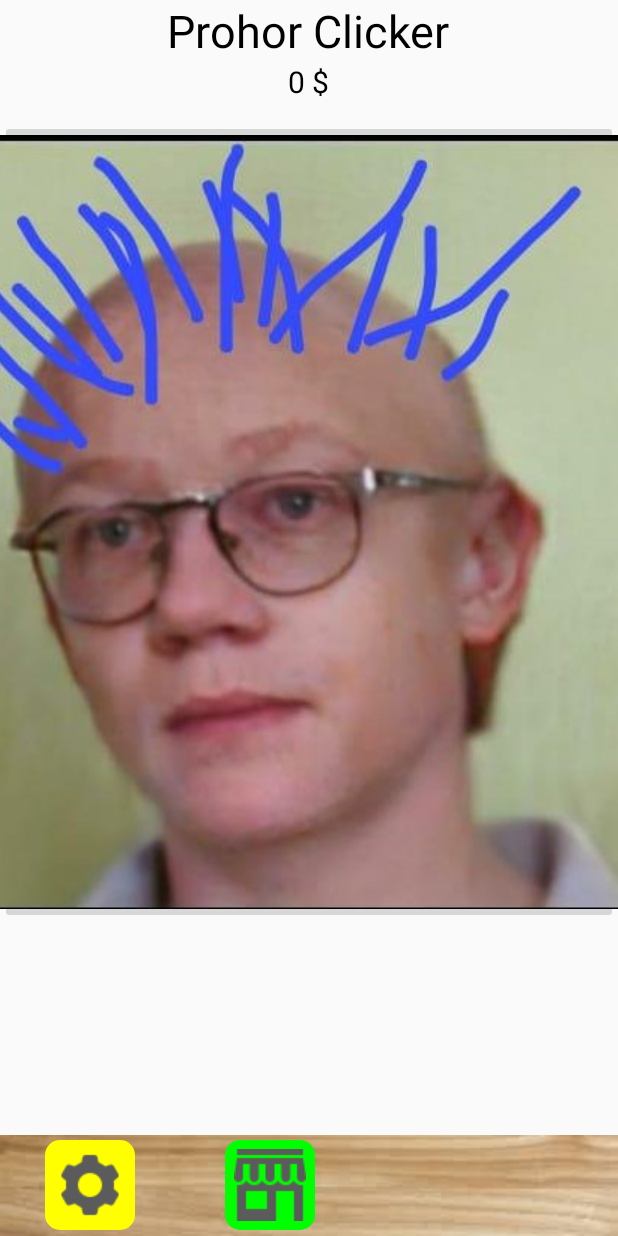
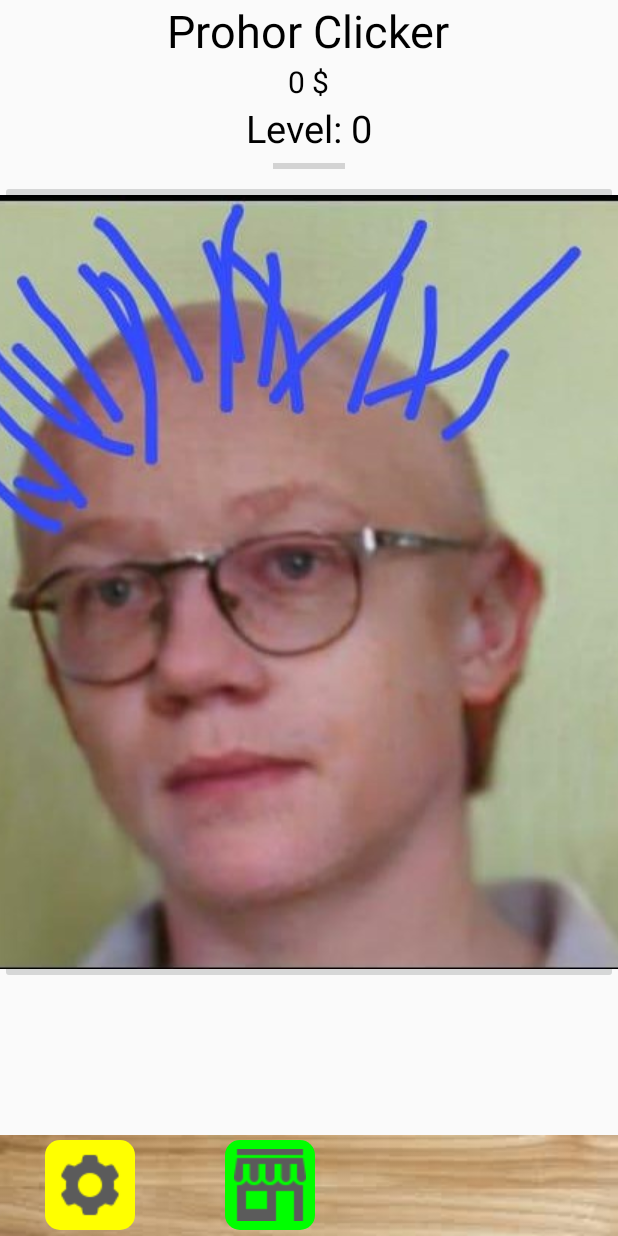
Before and after one commit to LeftTry/ProhorClicker, an Android app: the layout activity_main.xml on its own in the app's theme, with its tools: preview values and no code run, on a phone screen of 412 x 824 dp. Run offline under Robolectric (Android 15) with nearby library versions, the phone set to English and light mode, and no system bars; network calls fail.

Commit message:
v1.0.0beta

```diff
--- /dev/null
+++ b/app/src/main/res/drawable/anim.xml
@@ -0,0 +1,6 @@
+<?xml version="1.0" encoding="utf-8"?>
+<selector xmlns:android="http://schemas.android.com/apk/res/android">
+<item>
+
+</item>
+</selector>
--- a/app/src/main/res/layout/activity_main.xml
+++ b/app/src/main/res/layout/activity_main.xml
@@ -27,6 +27,24 @@
             android:textColor="#000000"
             android:layout_gravity="center_horizontal"
             tools:ignore="HardcodedText" />
+        <TextView
+            android:id="@+id/level"
+            android:layout_width="wrap_content"
+            android:layout_height="wrap_content"
+            android:text="@string/level_0"
+            android:textColor="@color/colorBlack"
+            android:textSize="25sp"
+            android:layout_gravity="center_horizontal"/>
+        <ProgressBar
+            android:id="@+id/exp"
+            android:layout_width="wrap_content"
+            android:layout_height="wrap_content"
+            android:layout_gravity="center_horizontal"
+            android:indeterminate="false"
+            android:tooltipText="Experience"
+            android:indeterminateTint="@color/colorGreen"
+            android:indeterminateTintMode="src_in"
+            style="?android:attr/progressBarStyleHorizontal"/>
     </LinearLayout>
     <TextView
         android:layout_width="wrap_content"
@@ -42,7 +60,7 @@
         android:onClick="mysteryClick"/>
     <ImageButton
         android:src="@drawable/main_image"
-        android:layout_marginTop="80dp"
+        android:layout_marginTop="120dp"
         android:layout_width="wrap_content"
         android:layout_height="wrap_content"
         android:layout_marginBottom="50dp"
--- a/app/src/main/res/values/strings.xml
+++ b/app/src/main/res/values/strings.xml
@@ -41,4 +41,5 @@
     <string name="cost_1000">Cost: 1000</string>
     <string name="offline_profit_up">Offline profit up</string>
     <string name="cost_4000">Cost: 4000</string>
+    <string name="level_0">Level: 0</string>
 </resources>
```
Also changed, not shown: app/src/main/java/xd/company/prohorclicker/MainActivity.kt (+7 -0 lines).
